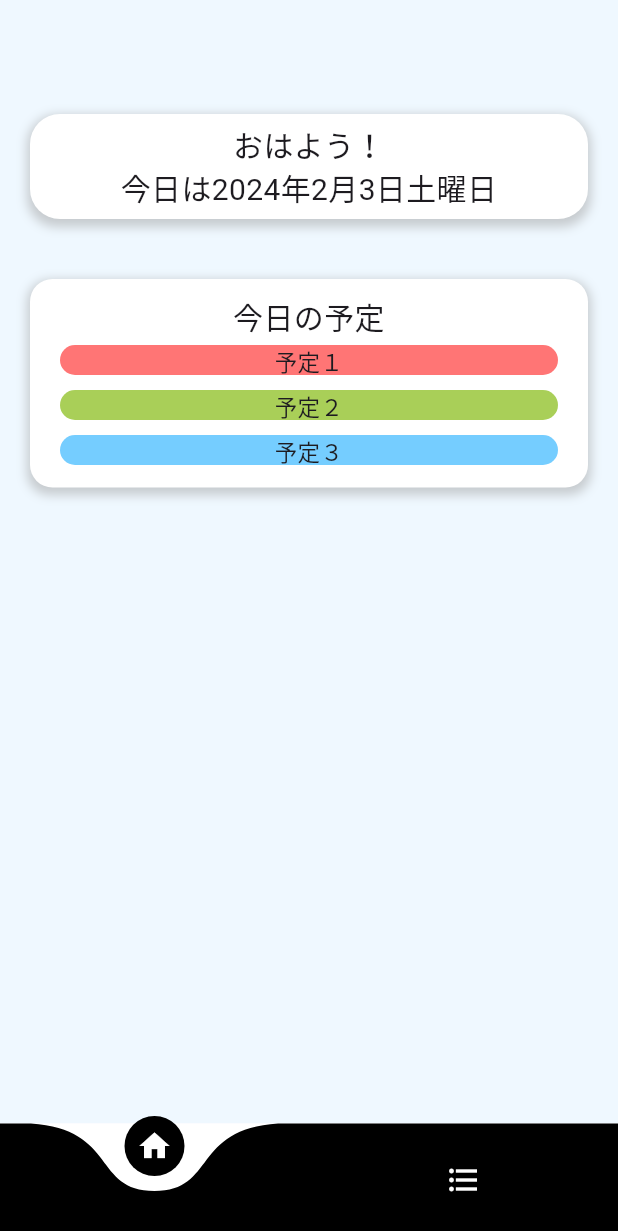
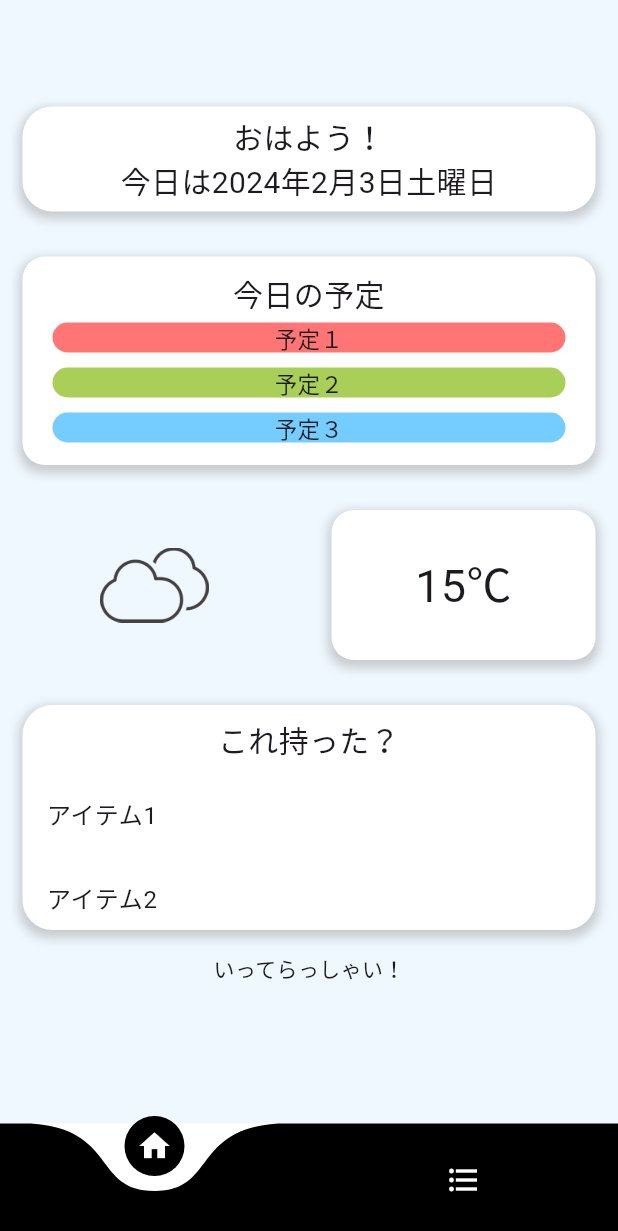
Before and after one commit to daifuku700/Cheese-Cream-Cheese, a Flutter app: the screen it shows after launch, on a phone screen of 412 x 824 dp. Shown: the top 1231 px of the screen. Run offline on Flutter 3.47's test engine with Material 3 defaults, Android fonts, the phone set to English and light mode, and no system bars; drawn by our look-alikes of curved_navigation_bar; our stand-ins replace firebase_core; accounts and stored records are empty.

Commit message:
ホーム画面のデザインは終了

```diff
--- a/frontend/lib/pages/home_page.dart
+++ b/frontend/lib/pages/home_page.dart
@@ -18,7 +18,7 @@ class _HomePageState extends State<HomePage> {
           children: <Widget>[
             //おはよう今日は〇〇の所
             Container(
-              margin: const EdgeInsets.all(20.0),
+                margin: const EdgeInsets.all(15.0),
                 height: 70,
                 decoration: BoxDecoration(
                   color: Colors.white,
@@ -41,12 +41,12 @@ class _HomePageState extends State<HomePage> {
                     ),
                     textAlign: TextAlign.center,
                   ),
-              )
-            ),
+                )),
+
             //今日の予定
             Container(
                 padding: const EdgeInsets.all(10.0),
-              margin: const EdgeInsets.all(20.0),
+                margin: const EdgeInsets.all(15.0),
                 decoration: BoxDecoration(
                   color: Colors.white,
                   borderRadius: BorderRadius.circular(15.0),
@@ -59,8 +59,7 @@ class _HomePageState extends State<HomePage> {
                     ),
                   ],
                 ),
-              child: Column(
-                children: <Widget>[
+                child: Column(children: <Widget>[
                   Text(
                     '今日の予定', // Add your text here
                     style: TextStyle(
@@ -71,7 +70,8 @@ class _HomePageState extends State<HomePage> {
                   ),
                   //一つ一つの予定
                   Container(
-                      margin: const EdgeInsets.symmetric(vertical: 5,horizontal: 10),
+                      margin: const EdgeInsets.symmetric(
+                          vertical: 5, horizontal: 10),
                       height: 20,
                       decoration: BoxDecoration(
                         color: Color(0xFFFF7575),
@@ -86,10 +86,10 @@ class _HomePageState extends State<HomePage> {
                           ),
                           textAlign: TextAlign.center,
                         ),
-                      )
-                  ),
+                      )),
                   Container(
-                      margin: const EdgeInsets.symmetric(vertical: 5,horizontal: 10),
+                      margin: const EdgeInsets.symmetric(
+                          vertical: 5, horizontal: 10),
                       height: 20,
                       decoration: BoxDecoration(
                         color: Color(0xFFA9CF58),
@@ -104,10 +104,10 @@ class _HomePageState extends State<HomePage> {
                           ),
                           textAlign: TextAlign.center,
                         ),
-                      )
-                  ),
+                      )),
                   Container(
-                      margin: const EdgeInsets.symmetric(vertical: 5,horizontal: 10),
+                      margin: const EdgeInsets.symmetric(
+                          vertical: 5, horizontal: 10),
                       height: 20,
                       decoration: BoxDecoration(
                         color: Color(0xFF75CDFF),
@@ -122,14 +122,104 @@ class _HomePageState extends State<HomePage> {
                           ),
                           textAlign: TextAlign.center,
                         ),
-                      )
+                      )),
+                ])),
+            Row(
+              children: <Widget>[
+                Expanded(
+                  child: Container(
+                    child: Image.asset(
+                      "assets/home_page/cloudy.png",
+                      width: 50,
+                      height: 50,
                     ),
-                ]
-              )
-            )
-          ]
-          )
-      )
+                  ),
+                ),
+                Expanded(
+                  child: Container(
+                      padding: const EdgeInsets.all(10.0),
+                      margin: const EdgeInsets.all(15.0),
+                      height: 100,
+                      decoration: BoxDecoration(
+                        color: Colors.white,
+                        borderRadius: BorderRadius.circular(15.0),
+                        boxShadow: [
+                          BoxShadow(
+                            color: Colors.grey.withOpacity(0.5),
+                            spreadRadius: 2,
+                            blurRadius: 5,
+                            offset: Offset(0, 3),
+                          ),
+                        ],
+                      ),
+                      child: Center(
+                        child: Text(
+                          '15℃', // Add your text here
+                          style: TextStyle(
+                            fontSize: 30,
+                            fontWeight: FontWeight.normal,
+                          ),
+                          textAlign: TextAlign.center,
+                        ),
+                      )),
+                ),
+              ],
+            ),
+
+            //持ち物リスト
+            Container(
+              margin: const EdgeInsets.all(15.0),
+              height: 150, // Adjust the height to accommodate the list
+              decoration: BoxDecoration(
+                color: Colors.white,
+                borderRadius: BorderRadius.circular(20.0),
+                boxShadow: [
+                  BoxShadow(
+                    color: Colors.grey.withOpacity(0.5),
+                    spreadRadius: 2,
+                    blurRadius: 5,
+                    offset: Offset(0, 3),
+                  ),
+                ],
+              ),
+              child: Column(
+                children: [
+                  Padding(
+                    padding: const EdgeInsets.all(8.0),
+                    child: Text(
+                      'これ持った？',
+                      style: TextStyle(
+                        fontSize: 20,
+                        fontWeight: FontWeight.normal,
+                      ),
+                      textAlign: TextAlign.center,
+                    ),
+                  ),
+                  Expanded(
+                    child: ListView(
+                      children: [
+                        ListTile(
+                          title: Text('アイテム1'),
+                        ),
+                        ListTile(
+                          title: Text('アイテム2'),
+                        ),
+                        ListTile(
+                          title: Text('アイテム3'),
+                        ),
+                        // 必要に応じて他のアイテムを追加
+                      ],
+                    ),
+                  ),
+                ],
+              ),
+            ),
+            Text(
+              'いってらっしゃい！',
+            ),
+          ],
+        ),
+      ),
     );
   }
 }
```
Also changed, not shown: frontend/pubspec.yaml (+6 -4 lines), frontend/assets/home_page/cloudy.png (added), frontend/assets/home_page/rain.png (added), frontend/assets/home_page/snow.png (added), frontend/assets/home_page/sunny.png (added), frontend/assets/home_page/sunny_cloudy.png (added). Lines whose indentation alone changed are shown as unchanged.
